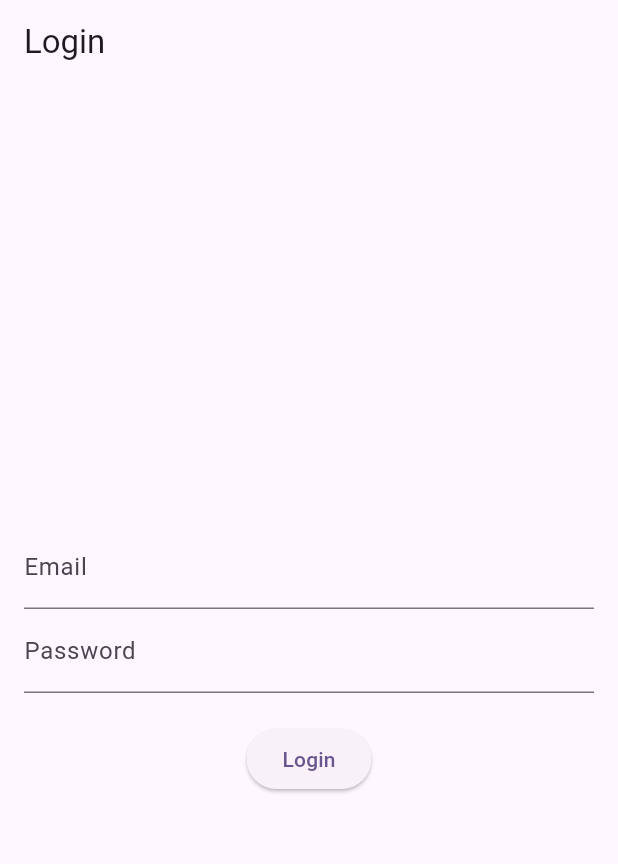
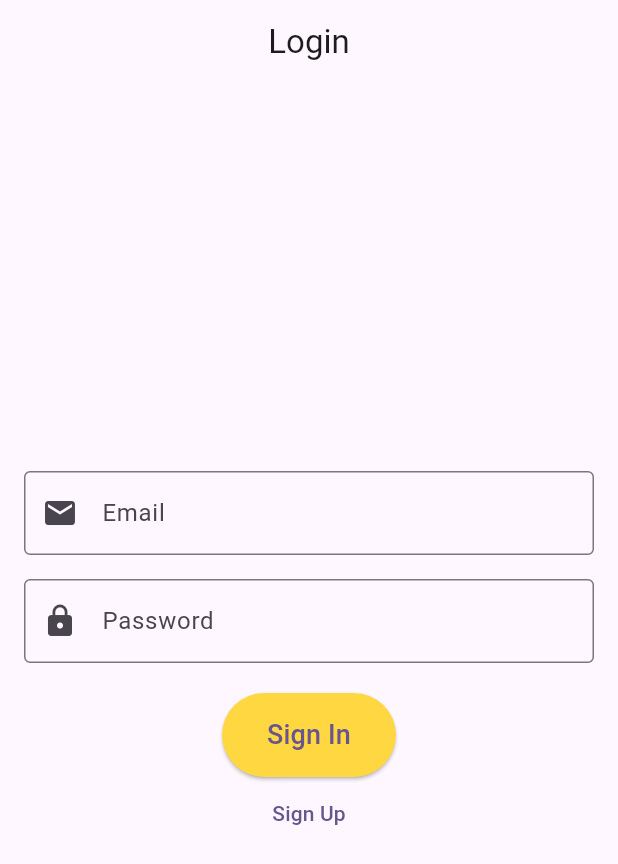
Before and after one commit to Adsoftwares1/batch-3-flutter, a Flutter app: the screen it shows after launch, on a phone screen of 412 x 824 dp. Shown: the top 864 px of the screen. Run offline on Flutter 3.47's test engine with Material 3 defaults, Android fonts, the phone set to English and light mode, and no system bars; our stand-ins replace cached_network_image, dotted_border, firebase_auth, firebase_core, google_fonts, shared_preferences; accounts and stored records are empty.

Commit message:
firebase authentication with email and password

```diff
--- /dev/null
+++ b/lib/1_29_2025_firebase_email_athentication/login_with_email_and_password.dart
@@ -0,0 +1,99 @@
+
+
+import 'package:firebase_auth/firebase_auth.dart';
+import 'package:first_app_batch_3/1_29_2025_firebase_email_athentication/home_screen_firebase_auth.dart';
+import 'package:first_app_batch_3/1_29_2025_firebase_email_athentication/signup_with_email_and_password.dart';
+import 'package:flutter/material.dart';
+
+class LoginWithEmailAndPassword extends StatefulWidget {
+  @override
+  _LoginWithEmailAndPasswordState createState() => _LoginWithEmailAndPasswordState();
+}
+
+class _LoginWithEmailAndPasswordState extends State<LoginWithEmailAndPassword> {
+  final TextEditingController emailController = TextEditingController();
+  final TextEditingController passwordController = TextEditingController();
+  bool isLoading = false;
+  @override
+  Widget build(BuildContext context) {
+    return Scaffold(
+      appBar: AppBar(
+        title: Text('Login'),
+        centerTitle: true,
+      ),
+      body: Padding(
+        padding: const EdgeInsets.all(16.0),
+        child: Column(
+          mainAxisAlignment: MainAxisAlignment.center,
+          children: [
+            TextField(
+              controller: emailController,
+              decoration: InputDecoration(
+                labelText: 'Email',
+                prefixIcon: Icon(Icons.email),
+                border: OutlineInputBorder(),
+              ),
+            ),
+            SizedBox(height: 16.0),
+            TextField(
+              controller: passwordController,
+              obscureText: true,
+              decoration: InputDecoration(
+                labelText: 'Password',
+                prefixIcon: Icon(Icons.lock),
+                border: OutlineInputBorder(),
+              ),
+            ),
+            SizedBox(height: 20.0),
+            ElevatedButton(
+              onPressed: () async {
+                await login();
+              },
+              style: ElevatedButton.styleFrom(
+
+                backgroundColor: Colors.amberAccent, // Amber accent color
+                padding: EdgeInsets.symmetric(vertical: 15.0, horizontal: 30.0),
+              ),
+              child: isLoading ? CircularProgressIndicator() : Text('Sign In', style: TextStyle(fontSize: 18)),
+
+
+            ),
+
+            // navigate to signup screen
+            TextButton(onPressed: () {
+              Navigator.push(context, MaterialPageRoute(builder: (context) => SignUpWithEmailAndPassword()));
+            }, child: Text('Sign Up')),
+          ],
+        ),
+      ),
+    );
+
+  }
+
+  // login function
+  Future<void> login() async {
+    setState(() {
+      isLoading = true;
+    });
+    // step 2:
+    FirebaseAuth authObject = FirebaseAuth.instance;
+    //step 3:
+    try {
+
+      final userCredential = await authObject.signInWithEmailAndPassword(email: emailController.text, password: passwordController.text);
+      print("userCredential: ${userCredential.toString()}");
+      if(userCredential.user != null) {
+        ScaffoldMessenger.of(context).showSnackBar(SnackBar(content: Text('Login Successfully')));
+        Navigator.push(context, MaterialPageRoute(builder: (context) => HomeScreenFirebaseAuth()));
+      }
+    } catch (e) {
+      print("Error while logging in: $e");
+    } finally {
+      setState(() {
+        isLoading = false;
+      });
+    }
+  }
+
+
+}
--- a/lib/main.dart
+++ b/lib/main.dart
@@ -1,25 +1,9 @@
 
-import 'package:first_app_batch_3/12_23_2024/login_ui.dart';
-import 'package:first_app_batch_3/12_24_24/digital_watch.dart';
-import 'package:first_app_batch_3/12_25_2024/stateless.dart';
-import 'package:first_app_batch_3/12_25_2024/statfulPractice.dart';
-import 'package:first_app_batch_3/12_30_2024/buttons_practice.dart';
-import 'package:first_app_batch_3/12_30_2024/google_fonts.dart';
-import 'package:first_app_batch_3/1_13_2025/drawer_practice.dart';
-import 'package:first_app_batch_3/1_14_2025/NetworkCachedIamge_Practice.dart';
-import 'package:first_app_batch_3/1_14_2025/custom_splash_screen.dart';
-import 'package:first_app_batch_3/1_14_2025/practice_margin_rand_number.dart';
-import 'package:first_app_batch_3/1_15_2025/get_api_practice_without_model.dart';
-import 'package:first_app_batch_3/1_16_2025/get_api_practice_with_model.dart';
-import 'package:first_app_batch_3/1_1_2025/expanded_wiget.dart';
-import 'package:first_app_batch_3/1_1_2025/flexable_widget_Practice.dart';
-import 'package:first_app_batch_3/1_1_2025/whatsapp_ui/Home_screen.dart';
-import 'package:first_app_batch_3/1_20_2025/login_screen.dart';
-import 'package:first_app_batch_3/1_20_2025/post_api.dart';
-import 'package:first_app_batch_3/1_20_2025/update_my_info.dart';
+import 'package:firebase_core/firebase_core.dart';
 import 'package:first_app_batch_3/1_23_2024/home_screen_shared.dart';
 import 'package:first_app_batch_3/1_23_2024/login_scree_shared.dart';
-import 'package:first_app_batch_3/revission/newtork_image.dart';
+import 'package:first_app_batch_3/1_29_2025_firebase_email_athentication/login_with_email_and_password.dart';
+import 'package:first_app_batch_3/firebase_options.dart';
 import 'package:flutter/material.dart';
 import 'package:shared_preferences/shared_preferences.dart';
 late SharedPreferences sharedPreferencesObject;
@@ -27,6 +11,9 @@ bool isLogin = false;
 
 void main() async{
   WidgetsFlutterBinding.ensureInitialized();
+  await Firebase.initializeApp(
+    options: DefaultFirebaseOptions.currentPlatform,
+);
    sharedPreferencesObject = await SharedPreferences.getInstance();
    isLogin = sharedPreferencesObject.getBool("isLogin") ?? false;
 
@@ -46,7 +33,7 @@ class MyApp extends StatelessWidget {
         colorScheme: ColorScheme.fromSeed(seedColor: Colors.deepPurple),
         useMaterial3: true,
       ),
-      home: isLogin ? HomeScreenSharedPrefrences() : LoginScreenSharedPrefrences(),
+      home: LoginWithEmailAndPassword(),
     );
   }
 }
--- a/pubspec.yaml
+++ b/pubspec.yaml
@@ -41,6 +41,10 @@ dependencies:
   cached_network_image: ^3.4.1
   http: ^1.2.2
   shared_preferences: ^2.3.5
+  # for firebase
+  firebase_core: ^3.10.1
+  firebase_auth: ^5.4.1
+
 
 dev_dependencies:
   flutter_test:
```
Also changed, not shown: lib/1_29_2025_firebase_email_athentication/home_screen_firebase_auth.dart (added, +32 -0 lines), lib/1_29_2025_firebase_email_athentication/signup_with_email_and_password.dart (added, +117 -0 lines), firebase.json (added), lib/firebase_options.dart (added), pubspec.lock, 5 other files.
